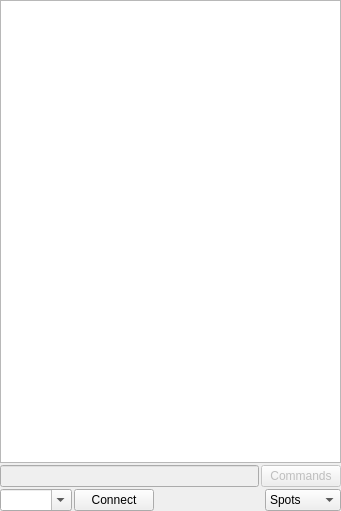
First picture: the form in ui/DxWidget.ui, repository k5mcd/QLog, before the edit.
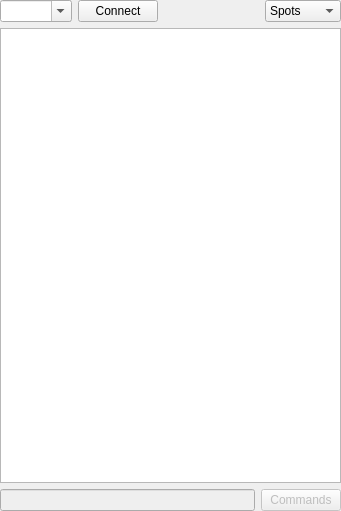
Second picture: the form after the edit. Icons and pictures are not drawn.

Commit message: GUI Unification - profiles position is left upper corner

```diff
--- a/ui/DxWidget.ui
+++ b/ui/DxWidget.ui
@@ -17,9 +17,6 @@
    <string notr="true">Form</string>
   </property>
   <layout class="QVBoxLayout" name="verticalLayout">
-   <property name="spacing">
-    <number>2</number>
-   </property>
    <property name="leftMargin">
     <number>0</number>
    </property>
@@ -32,6 +29,99 @@
    <property name="bottomMargin">
     <number>0</number>
    </property>
+   <item>
+    <layout class="QHBoxLayout" name="horizontalLayout">
+     <item>
+      <widget class="QComboBox" name="serverSelect">
+       <property name="focusPolicy">
+        <enum>Qt::ClickFocus</enum>
+       </property>
+       <property name="toolTip">
+        <string>Insert a &lt;b&gt;hostname:port&lt;/b&gt; of DXC Serveru. Press &lt;b&gt;CTRL + DEL&lt;/b&gt; to delete a highlighted DXC server.</string>
+       </property>
+       <property name="inputMethodHints">
+        <set>Qt::ImhNone</set>
+       </property>
+       <property name="editable">
+        <bool>true</bool>
+       </property>
+       <property name="currentText">
+        <string notr="true"/>
+       </property>
+       <property name="insertPolicy">
+        <enum>QComboBox::InsertAtTop</enum>
+       </property>
+       <property name="sizeAdjustPolicy">
+        <enum>QComboBox::AdjustToContents</enum>
+       </property>
+      </widget>
+     </item>
+     <item>
+      <widget class="QPushButton" name="connectButton">
+       <property name="sizePolicy">
+        <sizepolicy hsizetype="Maximum" vsizetype="Fixed">
+         <horstretch>0</horstretch>
+         <verstretch>0</verstretch>
+        </sizepolicy>
+       </property>
+       <property name="focusPolicy">
+        <enum>Qt::ClickFocus</enum>
+       </property>
+       <property name="text">
+        <string>Connect</string>
+       </property>
+      </widget>
+     </item>
+     <item>
+      <spacer name="horizontalSpacer">
+       <property name="orientation">
+        <enum>Qt::Horizontal</enum>
+       </property>
+       <property name="sizeHint" stdset="0">
+        <size>
+         <width>40</width>
+         <height>20</height>
+        </size>
+       </property>
+      </spacer>
+     </item>
+     <item>
+      <widget class="QComboBox" name="viewModeCombo">
+       <property name="sizePolicy">
+        <sizepolicy hsizetype="Preferred" vsizetype="Fixed">
+         <horstretch>0</horstretch>
+         <verstretch>0</verstretch>
+        </sizepolicy>
+       </property>
+       <item>
+        <property name="text">
+         <string>Spots</string>
+        </property>
+       </item>
+       <item>
+        <property name="text">
+         <string>WCY</string>
+        </property>
+       </item>
+       <item>
+        <property name="text">
+         <string>WWV</string>
+        </property>
+       </item>
+       <item>
+        <property name="text">
+         <string>To All</string>
+        </property>
+       </item>
+       <item>
+        <property name="text">
+         <string>Console</string>
+        </property>
+       </item>
+      </widget>
+     </item>
+    </layout>
+   </item>
    <item>
     <widget class="QStackedWidget" name="stack">
      <property name="currentIndex">
@@ -364,99 +454,6 @@
      </item>
     </layout>
    </item>
-   <item>
-    <layout class="QHBoxLayout" name="horizontalLayout">
-     <item>
-      <widget class="QComboBox" name="serverSelect">
-       <property name="focusPolicy">
-        <enum>Qt::ClickFocus</enum>
-       </property>
-       <property name="toolTip">
-        <string>Insert a &lt;b&gt;hostname:port&lt;/b&gt; of DXC Serveru. Press &lt;b&gt;CTRL + DEL&lt;/b&gt; to delete a highlighted DXC server.</string>
-       </property>
-       <property name="inputMethodHints">
-        <set>Qt::ImhNone</set>
-       </property>
-       <property name="editable">
-        <bool>true</bool>
-       </property>
-       <property name="currentText">
-        <string notr="true"/>
-       </property>
-       <property name="insertPolicy">
-        <enum>QComboBox::InsertAtTop</enum>
-       </property>
-       <property name="sizeAdjustPolicy">
-        <enum>QComboBox::AdjustToContents</enum>
-       </property>
-      </widget>
-     </item>
-     <item>
-      <widget class="QPushButton" name="connectButton">
-       <property name="sizePolicy">
-        <sizepolicy hsizetype="Maximum" vsizetype="Fixed">
-         <horstretch>0</horstretch>
-         <verstretch>0</verstretch>
-        </sizepolicy>
-       </property>
-       <property name="focusPolicy">
-        <enum>Qt::ClickFocus</enum>
-       </property>
-       <property name="text">
-        <string>Connect</string>
-       </property>
-      </widget>
-     </item>
-     <item>
-      <spacer name="horizontalSpacer">
-       <property name="orientation">
-        <enum>Qt::Horizontal</enum>
-       </property>
-       <property name="sizeHint" stdset="0">
-        <size>
-         <width>40</width>
-         <height>20</height>
-        </size>
-       </property>
-      </spacer>
-     </item>
-     <item>
-      <widget class="QComboBox" name="viewModeCombo">
-       <property name="sizePolicy">
-        <sizepolicy hsizetype="Preferred" vsizetype="Fixed">
-         <horstretch>0</horstretch>
-         <verstretch>0</verstretch>
-        </sizepolicy>
-       </property>
-       <item>
-        <property name="text">
-         <string>Spots</string>
-        </property>
-       </item>
-       <item>
-        <property name="text">
-         <string>WCY</string>
-        </property>
-       </item>
-       <item>
-        <property name="text">
-         <string>WWV</string>
-        </property>
-       </item>
-       <item>
-        <property name="text">
-         <string>To All</string>
-        </property>
-       </item>
-       <item>
-        <property name="text">
-         <string>Console</string>
-        </property>
-       </item>
-      </widget>
-     </item>
-    </layout>
-   </item>
   </layout>
   <action name="actionFilter">
    <property name="icon">
```
The commit also changes 5 other files.
